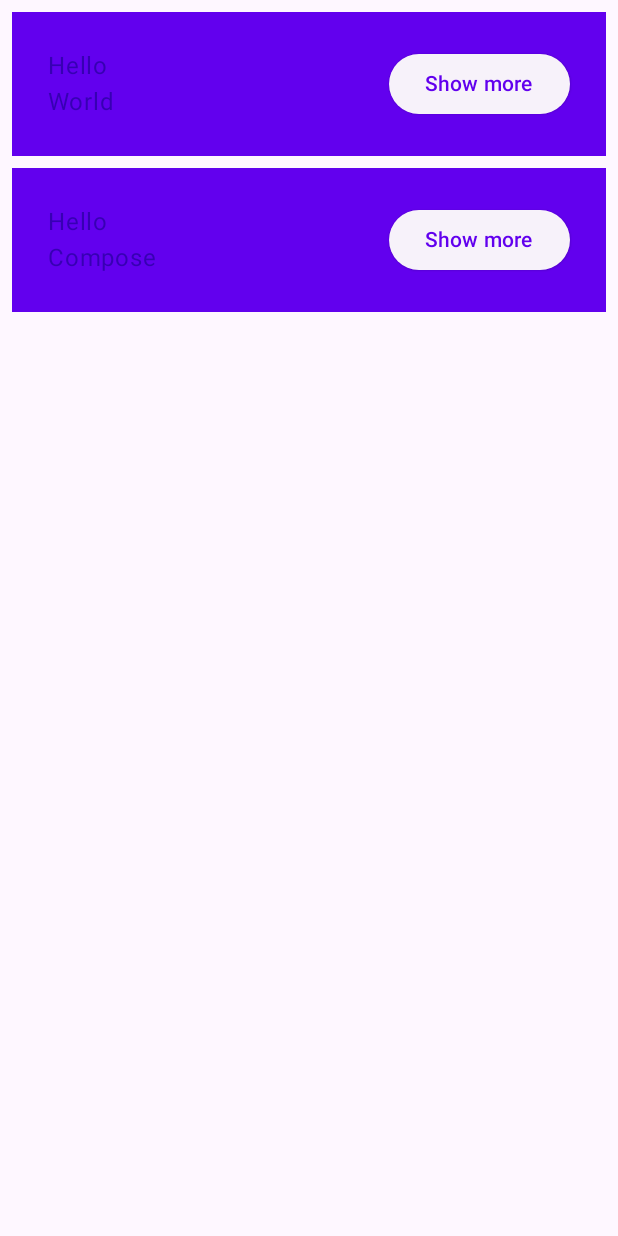
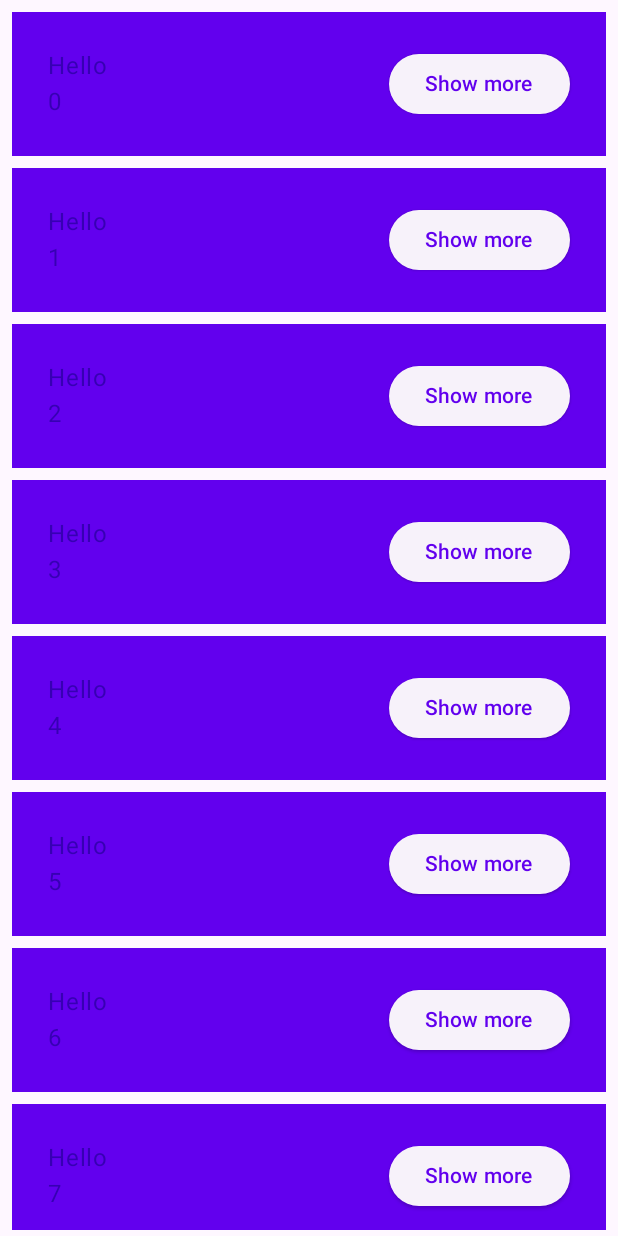
Before and after one commit to zcwfeng/LearnAndroidCompose, an Android app built with Jetpack Compose: the composable Greetings shown on its own in the app's theme, on a phone screen of 412 x 824 dp. Run offline under Robolectric (Android 15) with nearby library versions, the phone set to English and light mode, and no system bars.

Commit message:
update Material2 to Material3 Add a Demo With List 1. LazyColumn 创建懒加载列表，并且每个cell保存了自己的状态

```diff
--- a/LearnCompose/app/src/main/java/top/zcwfeng/learncompose/ui/compose/Sample04.kt
+++ b/LearnCompose/app/src/main/java/top/zcwfeng/learncompose/ui/compose/Sample04.kt
@@ -2,6 +2,7 @@ package top.zcwfeng.learncompose.ui.compose
 
 import android.annotation.SuppressLint
 import androidx.compose.foundation.layout.*
+import androidx.compose.foundation.lazy.LazyColumn
 import androidx.compose.material3.*
 
 import androidx.compose.runtime.*
@@ -9,6 +10,7 @@ import androidx.compose.ui.Alignment
 import androidx.compose.ui.Modifier
 import androidx.compose.ui.tooling.preview.Preview
 import androidx.compose.ui.unit.dp
+import androidx.compose.foundation.lazy.items
 
 @SuppressLint("UnrememberedMutableState")
 @Composable
@@ -57,12 +59,14 @@ fun MyApp(
 @Composable
 fun Greetings(
     modifier: Modifier = Modifier,
-    names: List<String> = listOf("World", "Compose")
+//    names: List<String> = listOf("World", "Compose")
+    names:List<String> = List(1000) { "$it" }
 ) {
-    Column(modifier = modifier.padding(vertical = 4.dp)) {
-        for (name in names) {
+    LazyColumn(modifier = modifier.padding(vertical = 4.dp)) {
+        items(items = names){name ->
             Greeting(name)
         }
+
     }
 }
 
```
